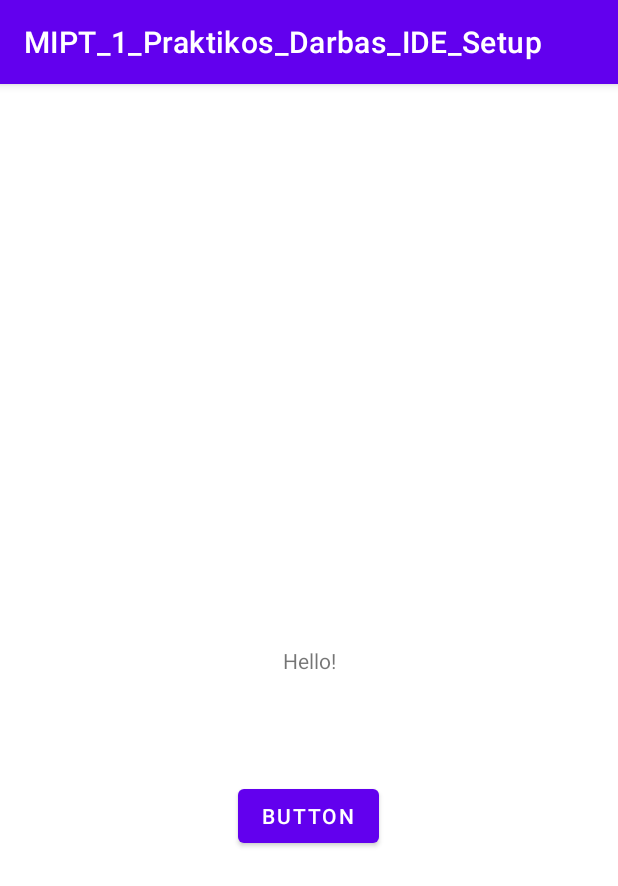
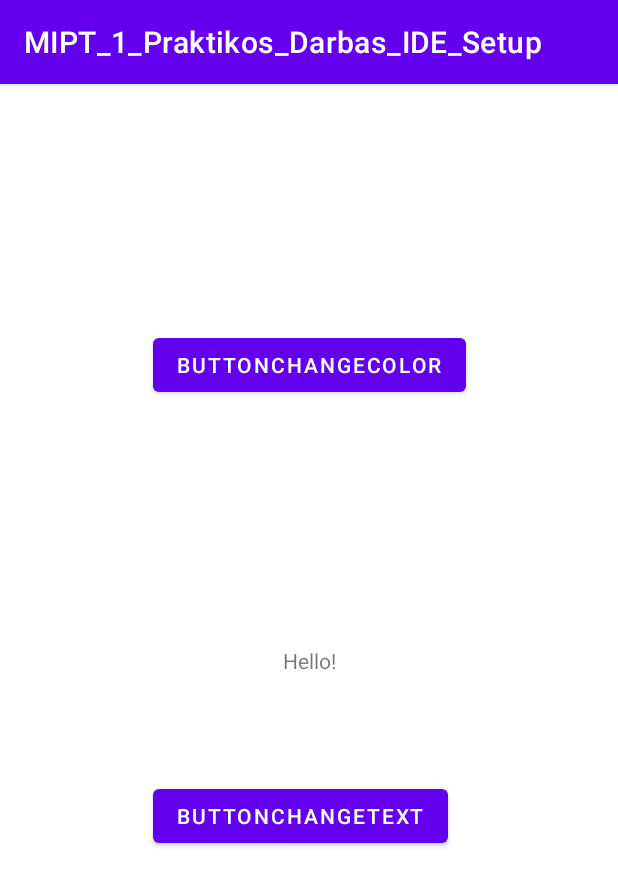
Before and after one commit to NaujokasHacker/MIPT_1_Praktikos_Darbas_IDE_Setup, an Android app: the screen it shows after launch (MainActivity), on a phone screen of 412 x 824 dp. Shown: the top 886 px of the screen. Run offline under Robolectric (Android 15) with nearby library versions, the phone set to English and light mode, and no system bars.

Commit message:
Added change color button

```diff
--- a/app/src/main/java/com/example/mipt_1_praktikos_darbas_ide_setup/MainActivity.java
+++ b/app/src/main/java/com/example/mipt_1_praktikos_darbas_ide_setup/MainActivity.java
@@ -1,4 +1,6 @@
 package com.example.mipt_1_praktikos_darbas_ide_setup;
+
+import static android.R.color.holo_red_dark;
 
 import androidx.appcompat.app.AppCompatActivity;
 
@@ -17,6 +19,11 @@ public class MainActivity extends AppCompatActivity {
 
     }
     public void onBtnChangeTextClick(View view){
-                twMain.setText("Hello New");
+
+        twMain.setText("Hello New");
+    }
+
+    public void onBtnChangeColorClick(View view){
+        twMain.setTextColor(getResources().getColor(R.color.purple_700));
     }
 }
--- a/app/src/main/res/layout/activity_main.xml
+++ b/app/src/main/res/layout/activity_main.xml
@@ -21,13 +21,24 @@
         android:layout_width="wrap_content"
         android:layout_height="wrap_content"
         android:layout_marginBottom="256dp"
-        android:text="Button"
         android:onClick="onBtnChangeTextClick"
+        android:text="ButtonChangeText"
         app:layout_constraintBottom_toBottomOf="parent"
         app:layout_constraintEnd_toEndOf="parent"
-        app:layout_constraintHorizontal_bias="0.498"
+        app:layout_constraintHorizontal_bias="0.474"
         app:layout_constraintStart_toStartOf="parent"
         app:layout_constraintTop_toBottomOf="@+id/twMain"
         app:layout_constraintVertical_bias="1.0" />
 
+    <Button
+        android:id="@+id/BtnColorChange"
+        android:layout_width="wrap_content"
+        android:layout_height="wrap_content"
+        android:onClick="onBtnChangeColorClick"
+        android:text="ButtonChangeColor"
+        app:layout_constraintBottom_toTopOf="@+id/twMain"
+        app:layout_constraintEnd_toEndOf="parent"
+        app:layout_constraintStart_toStartOf="parent"
+        app:layout_constraintTop_toTopOf="parent" />
+
 </androidx.constraintlayout.widget.ConstraintLayout>
```
